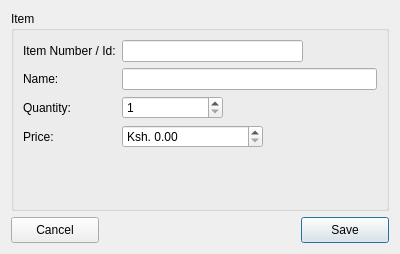
This is src/add_new.ui in krivahtoo/stockmanager as Qt 5 draws it before an edit. The edited form follows.
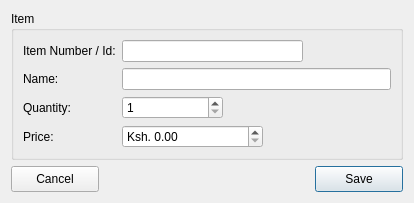
This is the edited form.

What changed in the file:
```diff
--- a/src/add_new.ui
+++ b/src/add_new.ui
@@ -9,14 +9,14 @@
    <rect>
     <x>0</x>
     <y>0</y>
-    <width>400</width>
-    <height>254</height>
+    <width>414</width>
+    <height>190</height>
    </rect>
   </property>
   <property name="minimumSize">
    <size>
-    <width>400</width>
-    <height>254</height>
+    <width>0</width>
+    <height>0</height>
    </size>
   </property>
   <property name="maximumSize">
@@ -117,6 +117,19 @@
      </layout>
     </widget>
    </item>
+   <item>
+    <spacer name="verticalSpacer">
+     <property name="orientation">
+      <enum>Qt::Vertical</enum>
+     </property>
+     <property name="sizeHint" stdset="0">
+      <size>
+       <width>20</width>
+       <height>40</height>
+      </size>
+     </property>
+    </spacer>
+   </item>
    <item>
     <layout class="QHBoxLayout" name="horizontalLayout">
      <item>
```
